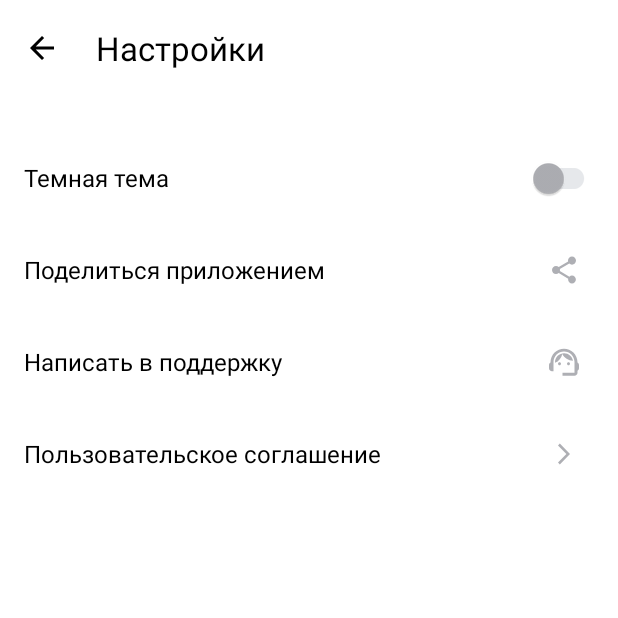
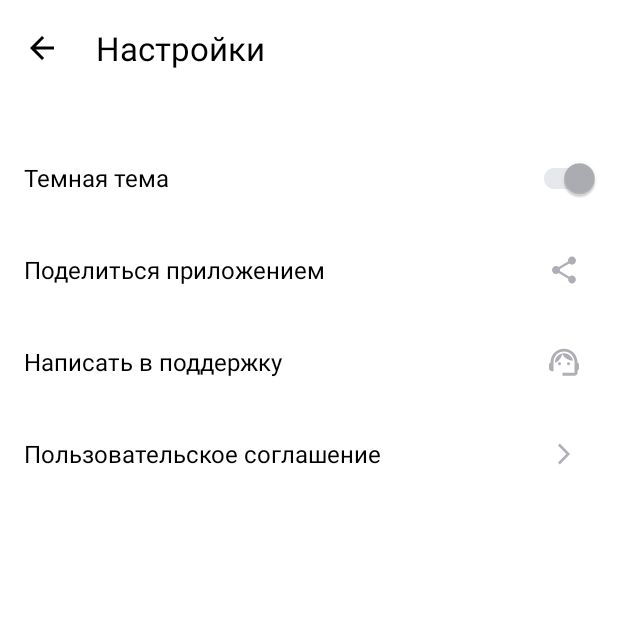
Before and after one commit to tinatrk/Playlist-Maker, an Android app: the SettingsActivity screen opened directly, with no data from a screen before it, on a phone screen of 412 x 824 dp, the top half of it. Run offline under Robolectric (Android 15) with nearby library versions, the phone set to English and light mode, and no system bars.

Commit message:
Домашняя работа 3 (добавлены переходы между экранами)

```diff
--- a/app/src/main/AndroidManifest.xml
+++ b/app/src/main/AndroidManifest.xml
@@ -13,6 +13,12 @@
         android:theme="@style/Theme.MaterialComponents.DayNight.NoActionBar"
         tools:targetApi="31">
         <activity
+            android:name=".SearchActivity"
+            android:exported="false" />
+        <activity
+            android:name=".LibraryActivity"
+            android:exported="false" />
+        <activity
             android:name=".SettingsActivity"
             android:exported="false" />
         <activity
--- a/app/src/main/java/com/example/playlistmaker/SettingsActivity.kt
+++ b/app/src/main/java/com/example/playlistmaker/SettingsActivity.kt
@@ -1,15 +1,50 @@
 package com.example.playlistmaker
 
+import android.content.Intent
 import android.os.Bundle
+import android.widget.ImageView
 import androidx.activity.enableEdgeToEdge
 import androidx.appcompat.app.AppCompatActivity
+import androidx.appcompat.app.AppCompatDelegate
+import androidx.appcompat.widget.SwitchCompat
 import androidx.core.view.ViewCompat
 import androidx.core.view.WindowInsetsCompat
 
 class SettingsActivity : AppCompatActivity() {
     override fun onCreate(savedInstanceState: Bundle?) {
         super.onCreate(savedInstanceState)
+        enableEdgeToEdge()
+        setContentView(R.layout.activity_settings)
+        ViewCompat.setOnApplyWindowInsetsListener(findViewById(R.id.settings_screen)) { v, insets ->
+            val systemBars = insets.getInsets(WindowInsetsCompat.Type.systemBars())
+            v.setPadding(systemBars.left, systemBars.top, systemBars.right, systemBars.bottom)
+            insets
+        }
 
-        setContentView(R.layout.activity_settings)
+        val btnBack = findViewById<ImageView>(R.id.img_view_back_settings_screen)
+        btnBack.setOnClickListener{
+            val intent = Intent(this@SettingsActivity, MainActivity::class.java)
+            startActivity(intent)
+        }
+
+        val themeSwitch = findViewById<SwitchCompat>(R.id.switch_mode)
+        val sharedPreferences = getSharedPreferences("save",MODE_PRIVATE)
+        themeSwitch.setChecked(sharedPreferences.getBoolean("value",true))
+
+        themeSwitch.setOnClickListener {
+            if (themeSwitch.isChecked) {
+                val editor = getSharedPreferences("save", MODE_PRIVATE).edit()
+                editor.putBoolean("value", true)
+                editor.apply()
+                themeSwitch.setChecked(true)
+                AppCompatDelegate.setDefaultNightMode(AppCompatDelegate.MODE_NIGHT_YES)
+            } else {
+                val editor = getSharedPreferences("save", MODE_PRIVATE).edit()
+                editor.putBoolean("value", false)
+                editor.apply()
+                themeSwitch.setChecked(false)
+                AppCompatDelegate.setDefaultNightMode (AppCompatDelegate.MODE_NIGHT_NO)
+            }
+        }
     }
 }
--- a/app/src/main/res/layout/activity_main.xml
+++ b/app/src/main/res/layout/activity_main.xml
@@ -2,7 +2,7 @@
 <LinearLayout xmlns:android="http://schemas.android.com/apk/res/android"
     xmlns:app="http://schemas.android.com/apk/res-auto"
     xmlns:tools="http://schemas.android.com/tools"
-    android:id="@+id/main"
+    android:id="@+id/main_screen"
     android:layout_width="match_parent"
     android:layout_height="match_parent"
     android:background="@color/main_screen_background"
--- a/app/src/main/res/layout/activity_settings.xml
+++ b/app/src/main/res/layout/activity_settings.xml
@@ -1,10 +1,13 @@
 <?xml version="1.0" encoding="utf-8"?>
 <LinearLayout xmlns:android="http://schemas.android.com/apk/res/android"
     xmlns:app="http://schemas.android.com/apk/res-auto"
+    xmlns:tools="http://schemas.android.com/tools"
     android:layout_width="match_parent"
     android:layout_height="match_parent"
     android:background="@color/settings_screen_background"
-    android:orientation="vertical">
+    android:orientation="vertical"
+    tools:context=".SettingsActivity"
+    android:id="@+id/settings_screen">
 
     <LinearLayout
         android:layout_width="match_parent"
@@ -16,10 +19,12 @@
         <ImageView
             android:layout_width="@dimen/setting_screen_title_size"
             android:layout_height="@dimen/setting_screen_title_size"
+            android:id="@+id/img_view_back_settings_screen"
             android:scaleType="center"
             android:src="@drawable/ic_arrow_back"
             app:tint="@color/settings_screen_text"
-            android:contentDescription="@string/arrow_back_button_desc"/>
+            android:contentDescription="@string/arrow_back_button_desc"
+            android:foreground="?attr/selectableItemBackground"/>
 
         <TextView
             android:layout_width="0dp"
@@ -54,7 +59,6 @@
             android:layout_height="wrap_content"
             android:id="@+id/switch_mode"
             android:layout_gravity="center"
-            android:checked="false"
             app:thumbTint="@color/settings_screen_switch_thumb"
             app:trackTint="@color/settings_screen_switch_track"
             android:contentDescription="@string/switch_mode_desc"/>
--- a/app/src/main/res/values/themes.xml
+++ b/app/src/main/res/values/themes.xml
@@ -6,4 +6,5 @@
     </style>
 
     <style name="Theme.PlaylistMaker" parent="Base.Theme.PlaylistMaker" />
+
 </resources>
```
Also changed, not shown: app/src/main/java/com/example/playlistmaker/LibraryActivity.kt (added, +28 -0 lines), app/src/main/java/com/example/playlistmaker/MainActivity.kt (+8 -18 lines), app/src/main/java/com/example/playlistmaker/SearchActivity.kt (added, +28 -0 lines), app/src/main/res/layout/activity_library.xml (added, +40 -0 lines), app/src/main/res/layout/activity_search.xml (added, +40 -0 lines).
